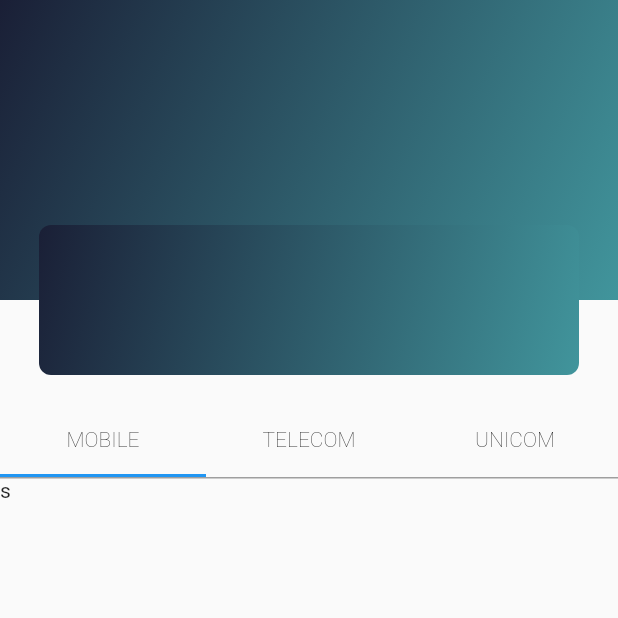
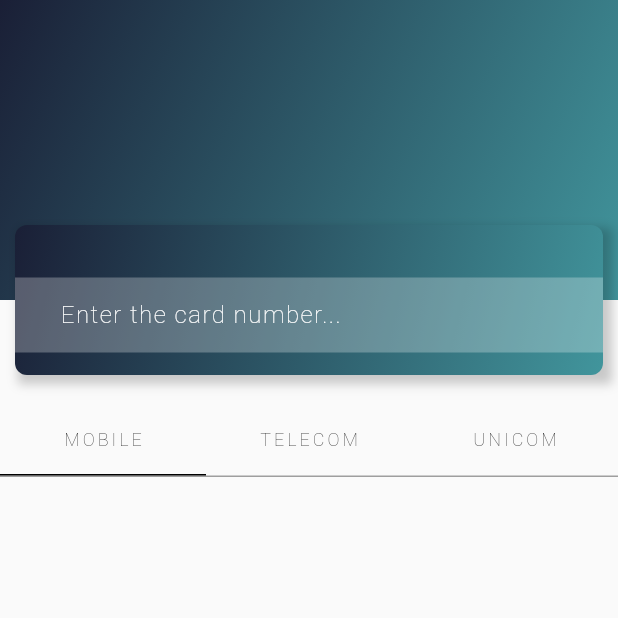
Before and after one commit to zbarbuto/flutter-top-up-app, a Flutter app: the screen it shows after launch, on a phone screen of 412 x 824 dp, the top half of it. Run offline on Flutter 3.47's test engine with Material 2 defaults, Android fonts, the phone set to English and light mode, and no system bars; our stand-ins replace font_awesome_flutter.

Commit message:
Cleanup tabs and add card text

```diff
--- a/lib/main.dart
+++ b/lib/main.dart
@@ -12,6 +12,9 @@ const gradient = LinearGradient(
   colors: [const Color(0xFF1A1F36), const Color(0xFF41959C)], // whitish to gray
   tileMode: TileMode.repeated, // repeats the gradient over the canvas
 );
+
+const double topBarHeight = 200;
+const double overlayHeight = 100;
 
 class MyApp extends StatelessWidget {
   // This widget is the root of your application.
@@ -78,27 +81,53 @@ class _MyHomePageState extends State<MyHomePage> {
     // fast, so that you can just rebuild anything that needs updating rather
     // than having to individually change instances of widgets.
     return DefaultTabController(
-      length: 2,
+      length: 3,
       child: Scaffold(
         body: Stack(children: [
           Column(children: [
-            ConstrainedBox(
-              constraints: BoxConstraints(maxHeight: 200),
-              child: Container(
-                decoration: BoxDecoration(
-                  gradient: gradient,
-                ),
+            Container(
+              constraints: BoxConstraints(maxHeight: topBarHeight),
+              decoration: BoxDecoration(
+                gradient: gradient,
               ),
             ),
             Expanded(child: Text(''))
           ]),
           Padding(
-            padding: const EdgeInsets.fromLTRB(26.0, 150, 26, 0),
-            child: ClipRRect(
-              borderRadius: BorderRadius.circular(8.0),
-              child: ConstrainedBox(
-                constraints: BoxConstraints(maxWidth: 400, maxHeight: 100),
+            padding: const EdgeInsets.fromLTRB(
+                10.0, topBarHeight - overlayHeight / 2, 10, 0),
+            child: Container(
+              decoration: BoxDecoration(boxShadow: [
+                BoxShadow(
+                    blurRadius: 5,
+                    spreadRadius: 2,
+                    offset: Offset(4, 4),
+                    color: Color(0x33000000))
+              ]),
+              child: ClipRRect(
+                borderRadius: BorderRadius.circular(8.0),
                 child: Container(
+                  alignment: AlignmentDirectional(0.0, 0.0),
+                  child: Padding(
+                    padding: const EdgeInsets.only(top: 20.0),
+                    child: Container(
+                        alignment: AlignmentDirectional(-1, 0.0),
+                        constraints: BoxConstraints(maxHeight: 50),
+                        child: Padding(
+                          padding: const EdgeInsets.only(left: 30.0),
+                          child: Text(
+                            'Enter the card number...',
+                            style: TextStyle(
+                                color: Colors.white,
+                                fontSize: 16,
+                                fontWeight: FontWeight.w100,
+                                letterSpacing: 1),
+                          ),
+                        ),
+                        color: Color(0x44FFFFFF)),
+                  ),
+                  constraints:
+                      BoxConstraints(maxWidth: 400, maxHeight: overlayHeight),
                   decoration: BoxDecoration(
                     gradient: gradient,
                   ),
@@ -118,6 +147,8 @@ class _MyHomePageState extends State<MyHomePage> {
                         border: Border(
                             bottom: BorderSide(color: Colors.grey, width: 1))),
                     child: TabBar(
+                      indicatorColor: Colors.black,
+                      indicatorWeight: 1,
                       tabs: <Widget>[
                         _tab('MOBILE'),
                         _tab('TELECOM'),
@@ -127,8 +158,9 @@ class _MyHomePageState extends State<MyHomePage> {
                   ),
                   Expanded(
                       child: TabBarView(children: [
-                    Container(child: Text('s')),
-                    Container(child: Text('s'))
+                    Container(child: Text('')),
+                    Container(child: Text('')),
+                    Container(child: Text(''))
                   ]))
                 ]),
           ),
@@ -140,7 +172,11 @@ class _MyHomePageState extends State<MyHomePage> {
   Widget _tab(text) {
     return Tab(
       child: Text(text,
-          style: TextStyle(color: Colors.black, fontWeight: FontWeight.w100)),
+          style: TextStyle(
+              color: Colors.black,
+              fontSize: 12,
+              fontWeight: FontWeight.w100,
+              letterSpacing: 2)),
     );
   }
 }
```
